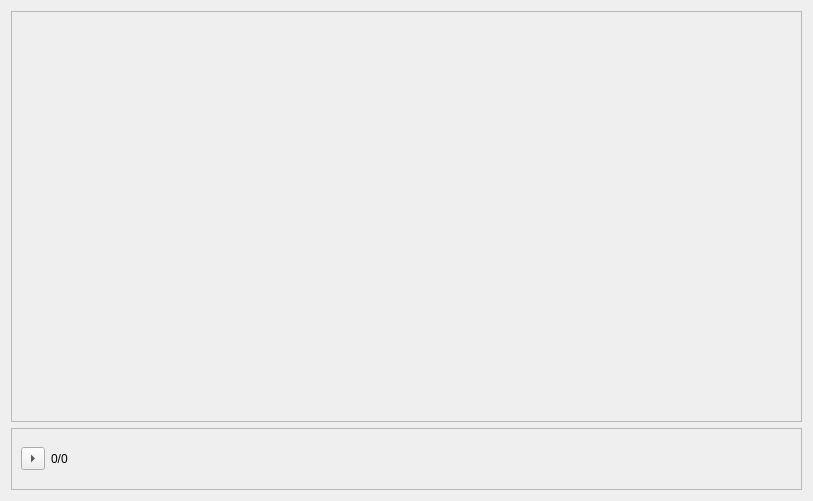
Qt form moved/widgets/ui/preview.ui (JohanAberg/MovEd) before a commit.
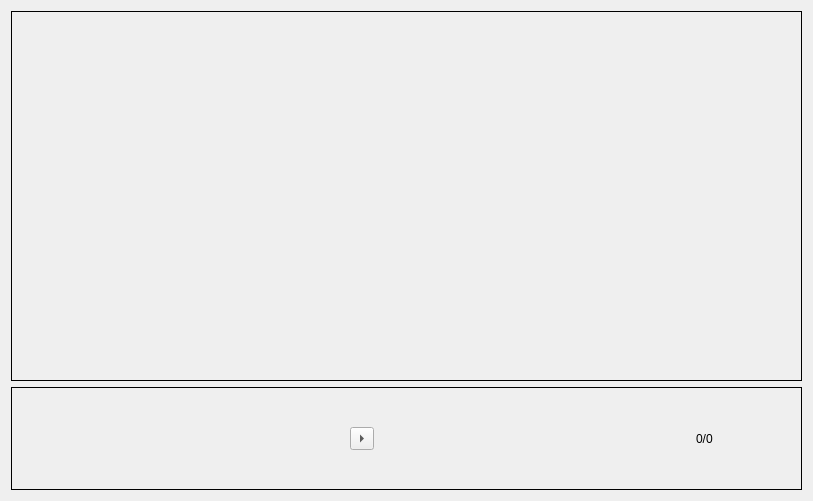
The same form after that commit.

Commit message: redesign Preview widget, exit with segfault

What changed in the file:
```diff
--- a/moved/widgets/ui/preview.ui
+++ b/moved/widgets/ui/preview.ui
@@ -17,10 +17,10 @@
    <item>
     <widget class="QFrame" name="frame">
      <property name="frameShape">
-      <enum>QFrame::StyledPanel</enum>
+      <enum>QFrame::Panel</enum>
      </property>
      <property name="frameShadow">
-      <enum>QFrame::Raised</enum>
+      <enum>QFrame::Plain</enum>
      </property>
      <layout class="QVBoxLayout" name="verticalLayout_2">
       <item>
@@ -34,18 +34,40 @@
      <property name="maximumSize">
       <size>
        <width>16777215</width>
-       <height>62</height>
+       <height>103</height>
       </size>
      </property>
      <property name="frameShape">
-      <enum>QFrame::StyledPanel</enum>
+      <enum>QFrame::Panel</enum>
      </property>
      <property name="frameShadow">
-      <enum>QFrame::Raised</enum>
+      <enum>QFrame::Plain</enum>
      </property>
-     <layout class="QHBoxLayout" name="horizontalLayout_2">
+     <layout class="QVBoxLayout" name="verticalLayout_4">
+      <item>
+       <layout class="QVBoxLayout" name="verticalLayout_3">
       <item>
        <layout class="QHBoxLayout" name="horizontalLayout">
+          <item>
+           <widget class="QLabel" name="movieLabel">
+            <property name="text">
+             <string/>
+            </property>
+           </widget>
+          </item>
+          <item>
+           <spacer name="horizontalSpacer_2">
+            <property name="orientation">
+             <enum>Qt::Horizontal</enum>
+            </property>
+            <property name="sizeHint" stdset="0">
+             <size>
+              <width>40</width>
+              <height>20</height>
+             </size>
+            </property>
+           </spacer>
+          </item>
         <item>
          <widget class="QToolButton" name="playButton">
           <property name="text">
@@ -57,17 +79,53 @@
           <property name="checked">
            <bool>false</bool>
           </property>
+            <property name="autoRaise">
+             <bool>false</bool>
+            </property>
           <property name="arrowType">
            <enum>Qt::RightArrow</enum>
           </property>
          </widget>
         </item>
+          <item>
+           <spacer name="horizontalSpacer">
+            <property name="orientation">
+             <enum>Qt::Horizontal</enum>
+            </property>
+            <property name="sizeHint" stdset="0">
+             <size>
+              <width>40</width>
+              <height>20</height>
+             </size>
+            </property>
+           </spacer>
+          </item>
         <item>
          <widget class="QLabel" name="label">
+            <property name="minimumSize">
+             <size>
+              <width>96</width>
+              <height>0</height>
+             </size>
+            </property>
+            <property name="maximumSize">
+             <size>
+              <width>96</width>
+              <height>16777215</height>
+             </size>
+            </property>
+            <property name="baseSize">
+             <size>
+              <width>0</width>
+              <height>0</height>
+             </size>
+            </property>
           <property name="text">
            <string>0/0</string>
           </property>
          </widget>
+          </item>
+         </layout>
         </item>
        </layout>
       </item>
```
Lines whose indentation alone changed are shown as unchanged. The commit also changes 4 other files.
